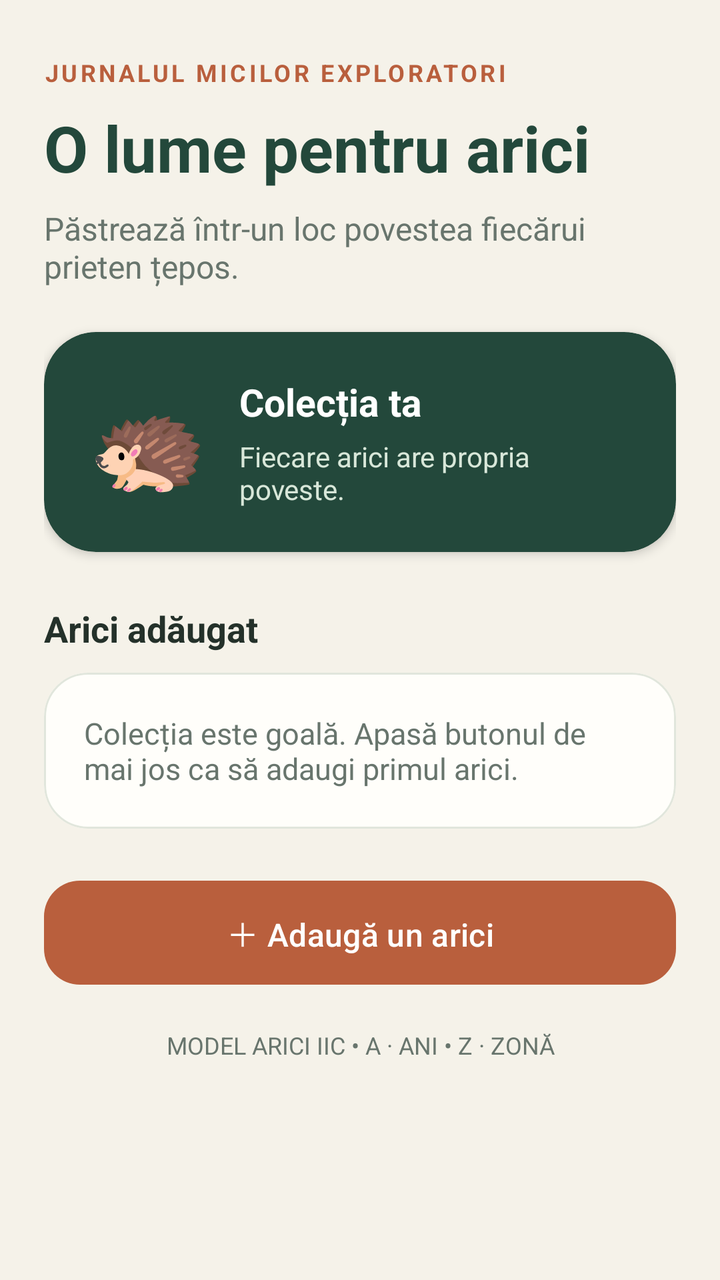
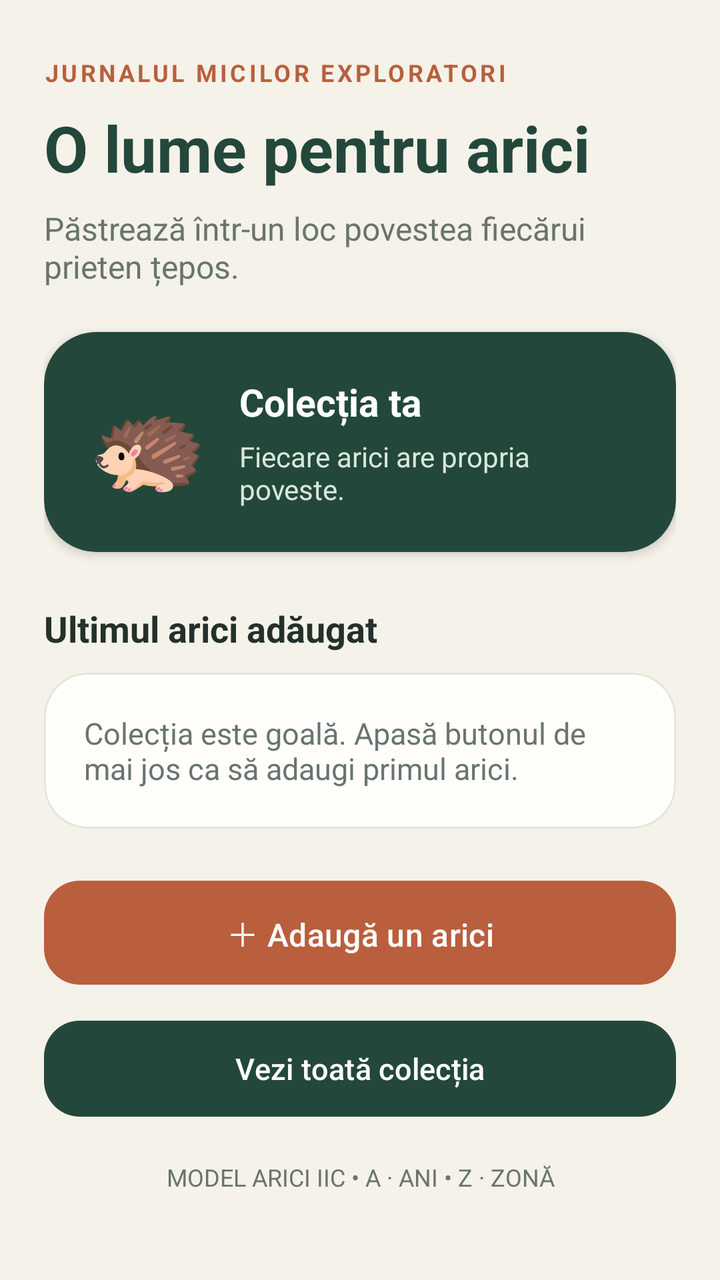

Before-and-after screenshots of an Android layout around one commit, followed by the original layout XML and the change that was made.
<!-- AndroidManifest.xml: application theme Theme.Catalina2 -->
<!-- res/layout/activity_main.xml -->
<?xml version="1.0" encoding="utf-8"?>
<ScrollView xmlns:android="http://schemas.android.com/apk/res/android"
    xmlns:app="http://schemas.android.com/apk/res-auto"
    android:layout_width="match_parent"
    android:layout_height="match_parent"
    android:background="@color/cream"
    android:fillViewport="true" android:fitsSystemWindows="true">

    <LinearLayout
        android:layout_width="match_parent"
        android:layout_height="wrap_content"
        android:orientation="vertical"
        android:paddingStart="22dp"
        android:paddingTop="28dp"
        android:paddingEnd="22dp"
        android:paddingBottom="28dp">

        <TextView
            android:layout_width="wrap_content"
            android:layout_height="wrap_content"
            android:letterSpacing="0.12"
            android:text="@string/home_eyebrow"
            android:textColor="@color/terracotta"
            android:textSize="12sp"
            android:textStyle="bold" />

        <TextView
            android:layout_width="match_parent"
            android:layout_height="wrap_content"
            android:layout_marginTop="8dp"
            android:text="@string/home_title"
            android:textColor="@color/forest"
            android:textSize="32sp"
            android:textStyle="bold" />

        <TextView
            android:layout_width="match_parent"
            android:layout_height="wrap_content"
            android:layout_marginTop="8dp"
            android:layout_marginBottom="22dp"
            android:text="@string/home_subtitle"
            android:textColor="@color/muted"
            android:textSize="16sp" />

        <com.google.android.material.card.MaterialCardView
            android:layout_width="match_parent"
            android:layout_height="wrap_content"
            app:cardBackgroundColor="@color/forest"
            app:cardCornerRadius="26dp"
            app:cardElevation="3dp"
            app:strokeWidth="0dp">

            <LinearLayout
                android:layout_width="match_parent"
                android:layout_height="wrap_content"
                android:gravity="center_vertical"
                android:orientation="horizontal"
                android:padding="22dp">

                <TextView
                    android:layout_width="wrap_content"
                    android:layout_height="wrap_content"
                    android:layout_marginEnd="16dp"
                    android:contentDescription="@string/hedgehog_description"
                    android:text="🦔"
                    android:textSize="48sp" />

                <LinearLayout
                    android:layout_width="0dp"
                    android:layout_height="wrap_content"
                    android:layout_weight="1"
                    android:orientation="vertical">

                    <TextView
                        android:layout_width="wrap_content"
                        android:layout_height="wrap_content"
                        android:text="@string/collection_title"
                        android:textColor="@color/white"
                        android:textSize="19sp"
                        android:textStyle="bold" />

                    <TextView
                        android:layout_width="wrap_content"
                        android:layout_height="wrap_content"
                        android:layout_marginTop="5dp"
                        android:text="@string/collection_subtitle"
                        android:textColor="@color/sage"
                        android:textSize="14sp" />
                </LinearLayout>
            </LinearLayout>
        </com.google.android.material.card.MaterialCardView>

        <TextView
            android:layout_width="wrap_content"
            android:layout_height="wrap_content"
            android:layout_marginTop="26dp"
            android:layout_marginBottom="10dp"
            android:text="@string/saved_arici_title"
            android:textColor="@color/ink"
            android:textSize="18sp"
            android:textStyle="bold" />

        <com.google.android.material.card.MaterialCardView
            android:layout_width="match_parent"
            android:layout_height="wrap_content"
            app:cardBackgroundColor="@color/surface_card"
            app:cardCornerRadius="22dp"
            app:cardElevation="0dp"
            app:strokeColor="@color/line"
            app:strokeWidth="1dp">

            <TextView
                android:id="@+id/text_arici_details"
                android:layout_width="match_parent"
                android:layout_height="wrap_content"
                android:padding="20dp"
                android:text="@string/empty_collection"
                android:textColor="@color/muted"
                android:textSize="15sp" />
        </com.google.android.material.card.MaterialCardView>

        <com.google.android.material.button.MaterialButton
            android:id="@+id/button_add_arici"
            android:layout_width="match_parent"
            android:layout_height="60dp"
            android:layout_marginTop="22dp"
            android:text="@string/add_arici"
            android:textAllCaps="false"
            android:textSize="16sp"
            app:backgroundTint="@color/terracotta"
            app:cornerRadius="18dp" />

        <TextView
            android:layout_width="match_parent"
            android:layout_height="wrap_content"
            android:layout_marginTop="18dp"
            android:gravity="center"
            android:text="@string/home_footer"
            android:textColor="@color/muted"
            android:textSize="12sp" />
    </LinearLayout>
</ScrollView>
<!-- resources referenced by this layout -->
<resources>
  <color name="cream">#F5F2E9</color>
  <color name="forest">#23483B</color>
  <color name="ink">#24312A</color>
  <color name="line">#E1E6DC</color>
  <color name="muted">#68756D</color>
  <color name="sage">#D8E7D9</color>
  <color name="surface_card">#FFFEFA</color>
  <color name="terracotta">#B95F3D</color>
  <color name="white">#FFFFFFFF</color>
  <string name="add_arici">＋   Adaugă un arici</string>
  <string name="collection_subtitle">Fiecare arici are propria poveste.</string>
  <string name="collection_title">Colecția ta</string>
  <string name="empty_collection">Colecția este goală. Apasă butonul de mai jos ca să adaugi primul arici.</string>
  <string name="hedgehog_description">Ilustrație cu un arici</string>
  <string name="home_eyebrow">JURNALUL MICILOR EXPLORATORI</string>
  <string name="home_footer">MODEL ARICI IIC   •   A · ANI   •   Z · ZONĂ</string>
  <string name="home_subtitle">Păstrează într-un loc povestea fiecărui prieten țepos.</string>
  <string name="home_title">O lume pentru arici</string>
  <string name="saved_arici_title">Arici adăugat</string>
  <style name="Theme.Catalina2" parent="Base.Theme.Catalina2" />
  <style name="Base.Theme.Catalina2" parent="Theme.Material3.DayNight.NoActionBar">
          <item name="colorPrimary">@color/forest</item>
          <item name="colorOnPrimary">@color/white</item>
          <item name="colorSecondary">@color/terracotta</item>
          <item name="colorOnSecondary">@color/white</item>
          <item name="android:colorAccent">@color/terracotta</item>
          <item name="android:statusBarColor">@color/cream</item>
          <item name="android:navigationBarColor">@color/cream</item>
          <item name="android:windowLightStatusBar">true</item>
          <item name="android:windowLightNavigationBar">true</item>
      </style>
</resources>

<!-- the commit's change to res/layout/activity_main.xml (unified diff, before → after) -->
@@ -130,6 +130,17 @@
             app:backgroundTint="@color/terracotta"
             app:cornerRadius="18dp" />
 
+        <com.google.android.material.button.MaterialButton
+            android:id="@+id/button_view_arici_list"
+            android:layout_width="match_parent"
+            android:layout_height="56dp"
+            android:layout_marginTop="10dp"
+            android:text="@string/view_arici_list"
+            android:textAllCaps="false"
+            android:textSize="15sp"
+            app:backgroundTint="@color/forest"
+            app:cornerRadius="18dp" />
+
         <TextView
             android:layout_width="match_parent"
             android:layout_height="wrap_content"
<!-- resource entries referenced after the edit -->
@@ -18,7 +18,8 @@
   <string name="home_footer">MODEL ARICI IIC   •   A · ANI   •   Z · ZONĂ</string>
   <string name="home_subtitle">Păstrează într-un loc povestea fiecărui prieten țepos.</string>
   <string name="home_title">O lume pentru arici</string>
-  <string name="saved_arici_title">Arici adăugat</string>
+  <string name="saved_arici_title">Ultimul arici adăugat</string>
+  <string name="view_arici_list">Vezi toată colecția</string>
   <style name="Theme.Catalina2" parent="Base.Theme.Catalina2" />
   <style name="Base.Theme.Catalina2" parent="Theme.Material3.DayNight.NoActionBar">
           <item name="colorPrimary">@color/forest</item>
